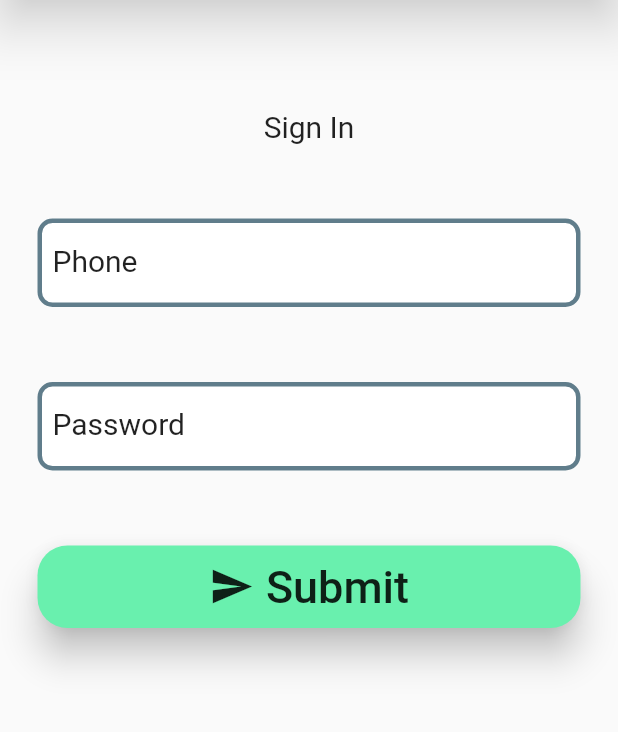
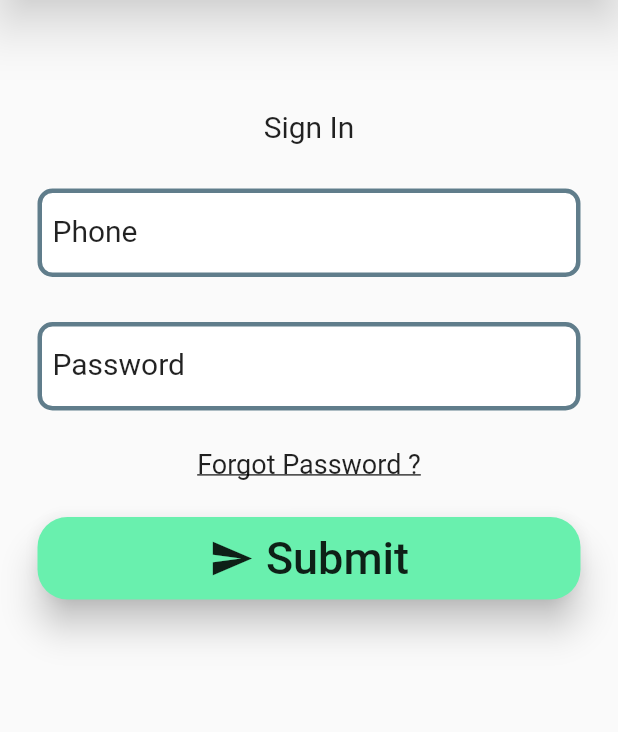
Before and after one commit to gardnerapp/newport_marine_ios, a Flutter app: the screen it shows after launch, after a tap on "Submit", after a tap on the "swap horiz" icon, on a phone screen of 412 x 824 dp, the part 110-842 px from its top. Run offline on Flutter 3.47's test engine with Material 2 defaults, Android fonts, the phone set to English and light mode, and no system bars; network calls fail.

Commit message:
finish password reset page, & password reset api calls

```diff
--- a/lib/api/base_api.dart
+++ b/lib/api/base_api.dart
@@ -8,6 +8,7 @@ class BaseAPI{
   var createBoatPath = baseUrl + "boats";
   var loginPath = baseUrl + "login";
   var createAppointmentPath = baseUrl + "appointment";
+  var resetPasswordPath = baseUrl + "password_resets"; // POST with email of user
 
   Map<String, String> headers = {
     "Content-Type": "application/json; charset=UTF-8"
--- a/lib/authentication_pages/login_error.dart
+++ b/lib/authentication_pages/login_error.dart
@@ -1,6 +1,6 @@
 import 'package:flutter/material.dart';
 
-
+//Todo get correct contact number
 class LoginError extends StatelessWidget {
 
   @override
@@ -17,7 +17,7 @@ class LoginError extends StatelessWidget {
           padding: EdgeInsets.all(20.0),
           child: Center(
               child: Text(
-            "Invalid Authentication Contact Customer Serivce for help:\n\n401-***-****",
+            "Please Contact Customer Serivce for help:\n\n401-***-****",
             style: TextStyle(color: Colors.red, fontSize: 30.0),textAlign: TextAlign.center,
           )),
         ));
--- a/lib/authentication_pages/sign_in.dart
+++ b/lib/authentication_pages/sign_in.dart
@@ -1,16 +1,13 @@
 import 'dart:convert';
 import 'package:dilibro_boat/api/authentication_request.dart';
 import 'package:dilibro_boat/authentication_pages/login_error.dart';
+import 'package:dilibro_boat/authentication_pages/reset_password.dart';
 import 'package:dilibro_boat/forms/form_styles.dart';
 import 'package:dilibro_boat/forms/raised_icon_style.dart';
 import 'package:dilibro_boat/models/user.dart';
 import 'package:dilibro_boat/services/services_home.dart';
 import 'package:flutter/material.dart';
 
-
-//TODO Reset Password
-// 9 12 times == password
-//9 phone tomes == phone
 class SignIn extends StatefulWidget {
 
   @override
@@ -33,7 +30,7 @@ class _SignInState extends State<SignIn> {
           children: <Widget>[
             SizedBox(height: 70),
             Text("Sign In", style: formTitleStyle(),),
-            SizedBox(height: 50),
+            SizedBox(height: 30),
             Container(
               width: 400,
               child: TextFormField(
@@ -41,7 +38,7 @@ class _SignInState extends State<SignIn> {
                 onChanged: (val) => setState(() => phone = val),
               )
             ),
-            SizedBox(height: 50),
+            SizedBox(height: 30),
             Container(
               width: 400,
               child: TextFormField(
@@ -50,7 +47,17 @@ class _SignInState extends State<SignIn> {
                 onChanged: (val) => setState(() => password = val),
               ),
             ),
-            SizedBox(height: 50),
+            SizedBox(height: 25),
+            GestureDetector(
+              child: Text("Forgot Password ?", style: TextStyle(
+                fontSize: 18.0,
+                decoration: TextDecoration.underline
+              ),),
+              onTap: (){
+                Navigator.push(context, MaterialPageRoute(builder: (context) => ResetPassword()));
+              },
+            ),
+            SizedBox(height: 25),
             Container(
                 width: 400,
                 child: customRaisedIconButton(
@@ -80,7 +87,7 @@ class _SignInState extends State<SignIn> {
                           }
                         }
                       },
-                ))
+                )),
           ],
         )
       )
```
Also changed, not shown: lib/api/authentication_request.dart (+10 -0 lines), lib/authentication_pages/reset_password.dart (added, +80 -0 lines).
